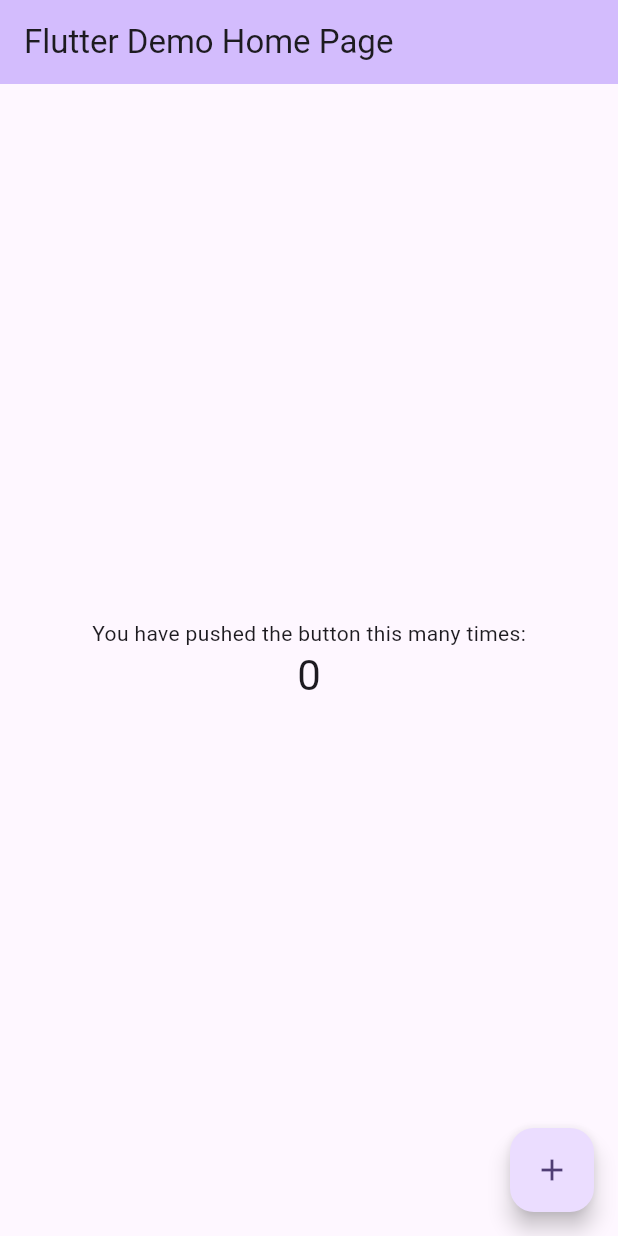
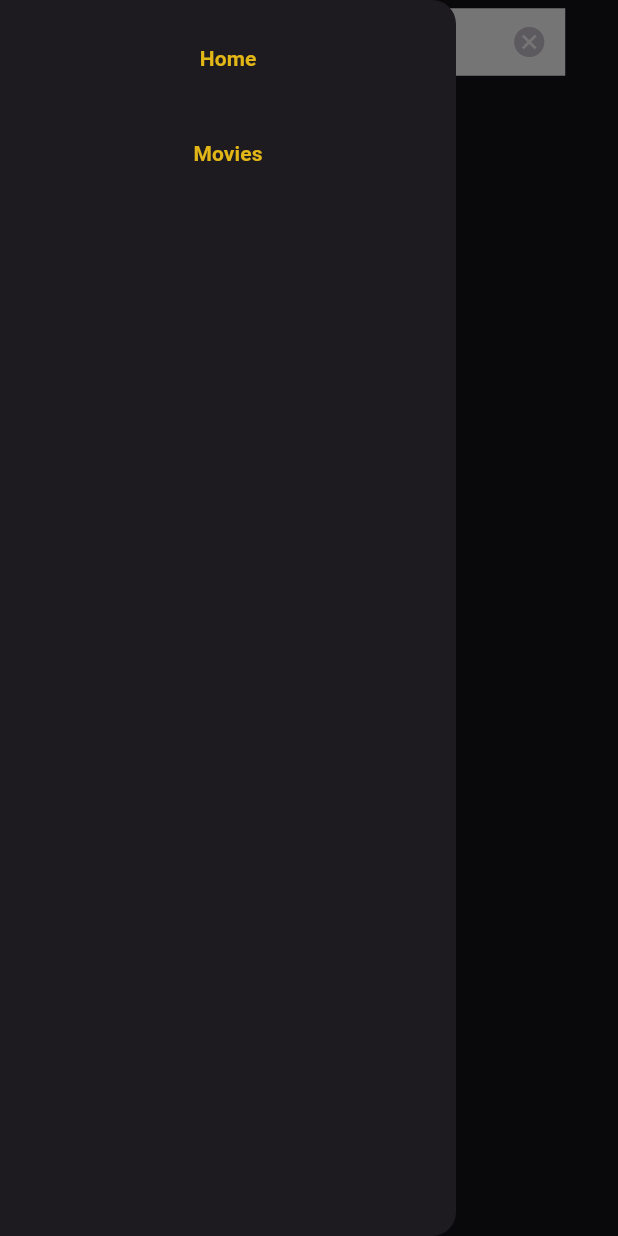
Before and after one commit to daviddprtma/moofy, a Flutter app: the screen it shows after launch, with the side drawer open (before the commit the screen has no drawer), on a phone screen of 412 x 824 dp. Run offline on Flutter 3.47's test engine with Material 3 defaults, Android fonts, the phone set to English and light mode, and no system bars; our stand-ins replace go_router.

Commit message:
completing navbar UI done

```diff
--- /dev/null
+++ b/lib/home.dart
@@ -0,0 +1,23 @@
+import 'package:flutter/material.dart';
+import 'package:moofy/widgets/drawer.dart';
+import 'package:moofy/widgets/navbar.dart';
+
+class Homepage extends StatefulWidget {
+  const Homepage({super.key});
+
+  @override
+  State<StatefulWidget> createState() => _HomePageState();
+}
+
+class _HomePageState extends State<Homepage> {
+  @override
+  Widget build(BuildContext context) {
+    return Scaffold(
+      drawer: CustomDrawer(),
+      appBar: CustomNavbar(),
+      body: Center(
+        child: Text('Home Page'),
+      ),
+    );
+  }
+}
--- a/lib/main.dart
+++ b/lib/main.dart
@@ -1,125 +1,29 @@
 import 'package:flutter/material.dart';
+import 'package:go_router/go_router.dart';
+import 'package:moofy/home.dart';
 
 void main() {
-  runApp(const MyApp());
+  runApp(MyApp());
 }
 
 class MyApp extends StatelessWidget {
-  const MyApp({super.key});
+  final GoRouter _router = GoRouter(routes: [
+    GoRoute(
+      path: '/',
+      builder: (context, state) => const Homepage(),
+    )
+  ]);
+
+  MyApp({super.key});
 
   // This widget is the root of your application.
   @override
   Widget build(BuildContext context) {
-    return MaterialApp(
-      title: 'Flutter Demo',
-      theme: ThemeData(
-        // This is the theme of your application.
-        //
-        // TRY THIS: Try running your application with "flutter run". You'll see
-        // the application has a purple toolbar. Then, without quitting the app,
-        // try changing the seedColor in the colorScheme below to Colors.green
-        // and then invoke "hot reload" (save your changes or press the "hot
-        // reload" button in a Flutter-supported IDE, or press "r" if you used
-        // the command line to start the app).
-        //
-        // Notice that the counter didn't reset back to zero; the application
-        // state is not lost during the reload. To reset the state, use hot
-        // restart instead.
-        //
-        // This works for code too, not just values: Most code changes can be
-        // tested with just a hot reload.
-        colorScheme: ColorScheme.fromSeed(seedColor: Colors.deepPurple),
-        useMaterial3: true,
-      ),
-      home: const MyHomePage(title: 'Flutter Demo Home Page'),
+    return MaterialApp.router(
+      title: 'Moofy',
+      theme: ThemeData.dark(),
+      routerConfig: _router,
+      debugShowCheckedModeBanner: false,
     );
   }
 }
-
-class MyHomePage extends StatefulWidget {
-  const MyHomePage({super.key, required this.title});
-
-  // This widget is the home page of your application. It is stateful, meaning
-  // that it has a State object (defined below) that contains fields that affect
-  // how it looks.
-
-  // This class is the configuration for the state. It holds the values (in this
-  // case the title) provided by the parent (in this case the App widget) and
-  // used by the build method of the State. Fields in a Widget subclass are
-  // always marked "final".
-
-  final String title;
-
-  @override
-  State<MyHomePage> createState() => _MyHomePageState();
-}
-
-class _MyHomePageState extends State<MyHomePage> {
-  int _counter = 0;
-
-  void _incrementCounter() {
-    setState(() {
-      // This call to setState tells the Flutter framework that something has
-      // changed in this State, which causes it to rerun the build method below
-      // so that the display can reflect the updated values. If we changed
-      // _counter without calling setState(), then the build method would not be
-      // called again, and so nothing would appear to happen.
-      _counter++;
-    });
-  }
-
-  @override
-  Widget build(BuildContext context) {
-    // This method is rerun every time setState is called, for instance as done
-    // by the _incrementCounter method above.
-    //
-    // The Flutter framework has been optimized to make rerunning build methods
-    // fast, so that you can just rebuild anything that needs updating rather
-    // than having to individually change instances of widgets.
-    return Scaffold(
-      appBar: AppBar(
-        // TRY THIS: Try changing the color here to a specific color (to
-        // Colors.amber, perhaps?) and trigger a hot reload to see the AppBar
-        // change color while the other colors stay the same.
-        backgroundColor: Theme.of(context).colorScheme.inversePrimary,
-        // Here we take the value from the MyHomePage object that was created by
-        // the App.build method, and use it to set our appbar title.
-        title: Text(widget.title),
-      ),
-      body: Center(
-        // Center is a layout widget. It takes a single child and positions it
-        // in the middle of the parent.
-        child: Column(
-          // Column is also a layout widget. It takes a list of children and
-          // arranges them vertically. By default, it sizes itself to fit its
-          // children horizontally, and tries to be as tall as its parent.
-          //
-          // Column has various properties to control how it sizes itself and
-          // how it positions its children. Here we use mainAxisAlignment to
-          // center the children vertically; the main axis here is the vertical
-          // axis because Columns are vertical (the cross axis would be
-          // horizontal).
-          //
-          // TRY THIS: Invoke "debug painting" (choose the "Toggle Debug Paint"
-          // action in the IDE, or press "p" in the console), to see the
-          // wireframe for each widget.
-          mainAxisAlignment: MainAxisAlignment.center,
-          children: <Widget>[
-            const Text(
-              'You have pushed the button this many times:',
-            ),
-            Text(
-              '$_counter',
-              style: Theme.of(context).textTheme.headlineMedium,
-            ),
-          ],
-        ),
-      ),
-      floatingActionButton: FloatingActionButton(
-        onPressed: _incrementCounter,
-        tooltip: 'Increment',
-        child: const Icon(Icons.add),
-      ), // This trailing comma makes auto-formatting nicer for build methods.
-    );
-  }
-}
--- /dev/null
+++ b/lib/widgets/drawer.dart
@@ -0,0 +1,39 @@
+import 'package:flutter/material.dart';
+
+class CustomDrawer extends StatelessWidget {
+  @override
+  Widget build(BuildContext context) {
+    return Drawer(
+      child: Column(
+        children: [
+          SizedBox(
+            height: 15,
+          ),
+          TextButton(
+              onPressed: () {},
+              child: Padding(
+                padding: EdgeInsets.symmetric(horizontal: 16),
+                child: Text(
+                  "Home",
+                  style: TextStyle(
+                      color: Color(0xFFE2B616), fontWeight: FontWeight.bold),
+                ),
+              )),
+          SizedBox(
+            height: 15,
+          ),
+          TextButton(
+              onPressed: () {},
+              child: Padding(
+                padding: EdgeInsets.symmetric(horizontal: 16),
+                child: Text(
+                  "Movies",
+                  style: TextStyle(
+                      color: Color(0xFFE2B616), fontWeight: FontWeight.bold),
+                ),
+              )),
+        ],
+      ),
+    );
+  }
+}
--- /dev/null
+++ b/lib/widgets/navbar.dart
@@ -0,0 +1,56 @@
+import 'package:flutter/material.dart';
+
+class CustomNavbar extends StatelessWidget implements PreferredSizeWidget {
+  const CustomNavbar({super.key});
+
+  @override
+  Widget build(BuildContext context) {
+    return AppBar(
+      title: Row(
+        mainAxisAlignment: MainAxisAlignment.center,
+        children: [
+          TextButton(
+            onPressed: () {},
+            style: TextButton.styleFrom(backgroundColor: Color(0xFFE2B616)),
+            child: Text(
+              "Moofy",
+              style:
+                  TextStyle(fontWeight: FontWeight.bold, color: Colors.black),
+            ),
+          ),
+          SizedBox(
+            width: 15,
+          ),
+          SizedBox(
+            width: MediaQuery.of(context).size.width * 0.5,
+            height: 45,
+            child: Container(
+              decoration: BoxDecoration(
+                  color: Colors.white, borderRadius: BorderRadius.circular(0)),
+              child: TextField(
+                style: TextStyle(
+                    color: Colors.grey,
+                    fontWeight: FontWeight.bold,
+                    fontStyle: FontStyle.italic,
+                    fontSize: 20),
+                decoration: InputDecoration(
+                    prefixIcon: Icon(Icons.clear),
+                    suffixIcon: IconButton(
+                      onPressed: () {},
+                      icon: Icon(Icons.cancel),
+                    ),
+                    hintText: "Search...",
+                    border: InputBorder.none
+                    ),
+              ),
+            ),
+          )
+        ],
+      ),
+    );
+  }
+
+  @override
+  // TODO: implement preferredSize
+  Size get preferredSize => Size.fromHeight(56);
+}
```
Also changed, not shown: 114 other files.
